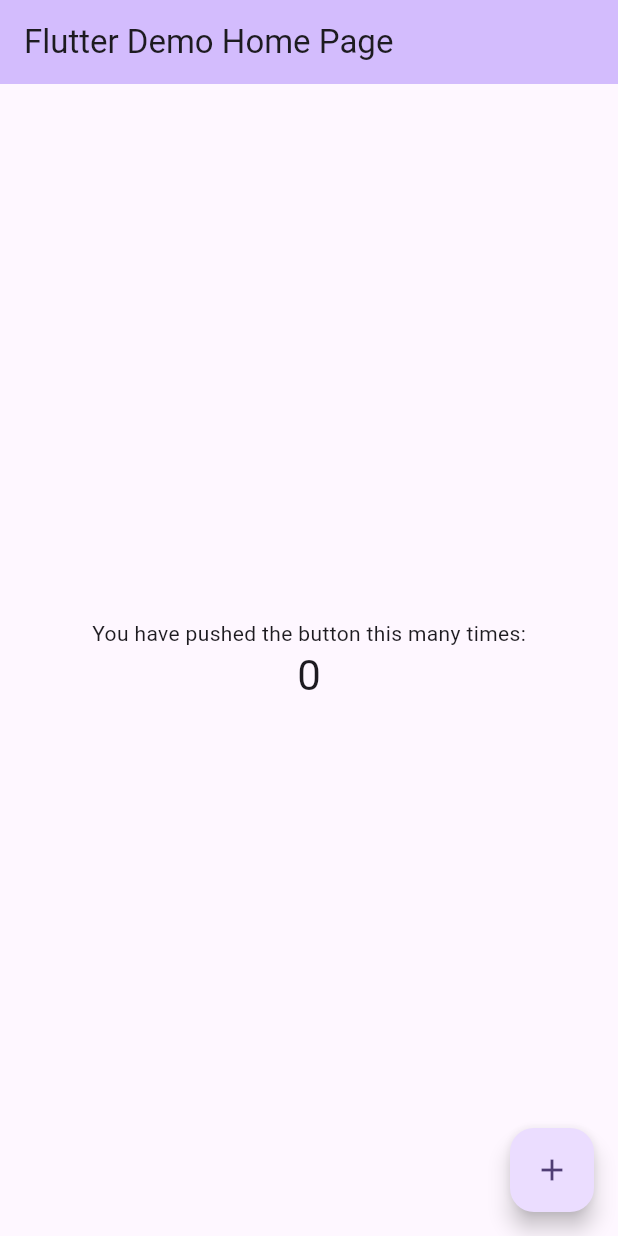
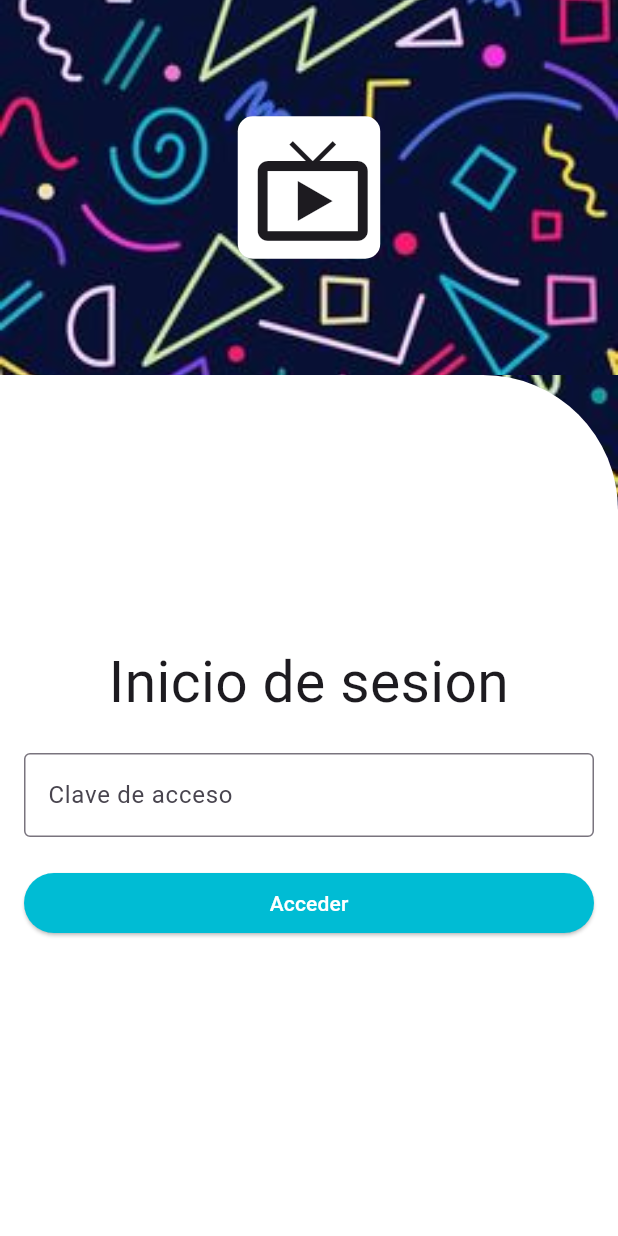
Before and after one commit to MIGU3TR0N/gigacable, a Flutter app: the screen it shows after launch, on a phone screen of 412 x 824 dp. Run offline on Flutter 3.47's test engine with Material 3 defaults, Android fonts, the phone set to English and light mode, and no system bars; our stand-ins replace sqflite; accounts and stored records are empty.

Commit message:
pantalla de login creada

```diff
--- /dev/null
+++ b/devtools_options.yaml
@@ -0,0 +1,3 @@
+description: This file stores settings for Dart & Flutter DevTools.
+documentation: https://docs.flutter.dev/tools/devtools/extensions#configure-extension-enablement-states
+extensions:
--- a/lib/database/gigacable_database.dart
+++ b/lib/database/gigacable_database.dart
@@ -53,6 +53,7 @@ class GigacableDatabase {
           CREATE TABLE empleado(
           id char(1) PRIMARY KEY,
           nombre VARCHAR(50),
+          clave VARCHAR(14),
           apellido VARCHAR(50),
           RFC VARCHAR(13),
           fecha_ingreso VARCHAR(10)
--- a/lib/main.dart
+++ b/lib/main.dart
@@ -1,4 +1,5 @@
 import 'package:flutter/material.dart';
+import 'package:gigacable/screens/login_screen.dart';
 
 void main() {
   runApp(const MyApp());
@@ -9,12 +10,11 @@ class MyApp extends StatelessWidget {
   @override
   Widget build(BuildContext context) {
     return MaterialApp(
-      title: 'Flutter Demo',
-      theme: ThemeData(
-        colorScheme: ColorScheme.fromSeed(seedColor: Colors.deepPurple),
-        useMaterial3: true,
-      ),
-      home: const MyHomePage(title: 'Flutter Demo Home Page'),
+      title: 'GigaCable',
+      debugShowCheckedModeBanner: false,
+      home: const LoginScreen(),
+      routes: {
+      },
     );
   }
 }
--- /dev/null
+++ b/lib/screens/login_screen.dart
@@ -0,0 +1,117 @@
+import 'package:flutter/material.dart';
+
+class LoginScreen extends StatefulWidget {
+  const LoginScreen({super.key});
+
+  @override
+  State<LoginScreen> createState() => _LoginScreenState();
+}
+
+class _LoginScreenState extends State<LoginScreen> {
+  final conPwd = TextEditingController();
+  final _formKey = GlobalKey<FormState>();
+  @override
+  Widget build(BuildContext context) {
+
+    return Scaffold(
+      backgroundColor: Colors.black,
+      appBar: AppBar(
+        //backgroundColor: Colors.black,
+        flexibleSpace: Container(
+          decoration: const BoxDecoration(
+            image: DecorationImage(
+              fit: BoxFit.cover,
+              image: AssetImage(
+                'assets/fondo.jpg',
+              ),
+            ),
+          ),
+        ),
+        toolbarHeight: 250,
+        title: Center(
+          child: Container(
+            padding: const EdgeInsets.all(10),
+            height: 95,
+            width: 95,
+            decoration: BoxDecoration(
+              color: Colors.white,
+              shape: BoxShape.rectangle,
+              borderRadius: BorderRadius.circular(10),
+            ),
+            child: Icon(Icons.live_tv, size: 80,),
+          ),
+        ),
+      ),
+      body: Container(
+        decoration: BoxDecoration(
+          image: DecorationImage(
+            fit: BoxFit.cover,
+            image: AssetImage(
+              'assets/fondo.jpg',
+            ),
+          ),
+        ),
+        child: Container(
+          decoration: BoxDecoration(
+            color: Colors.white,
+            borderRadius: BorderRadius.only(topRight: Radius.circular(90)),
+          ),
+          child: SafeArea(
+            child: Padding(
+              padding: const EdgeInsets.all(16),
+              child: Form(
+                key: _formKey,
+                child: Column(
+                  mainAxisAlignment: MainAxisAlignment.center,
+                  crossAxisAlignment: CrossAxisAlignment.stretch,
+                  children: [
+                    const Text(
+                      'Inicio de sesion',
+                      textAlign: TextAlign.center,
+                      style: TextStyle(
+                        fontSize: 38,
+                      ),
+                    ),
+                    const SizedBox(height: 20),
+
+                    TextFormField(
+                      decoration: const InputDecoration(
+                        labelText: 'Clave de acceso',
+                        border: OutlineInputBorder(),
+                      ),
+                      obscureText: true,
+                      controller: conPwd,
+                      validator: (value) {
+                        if (value == null || value.isEmpty || value != '123') {
+                          return 'Por favor ingrese la clave de acceso';
+                        }
+                        return null;
+                      },
+                    ),
+                    const SizedBox(height: 20),
+
+                    ElevatedButton(
+                      style: ElevatedButton.styleFrom(
+                        backgroundColor: Colors.cyan,
+                      ),
+                      onPressed: () {
+                        if (_formKey.currentState!.validate()) {
+                          // codigo para pantalla de inicio
+                        }
+                      },
+                      child: const Text(
+                        'Acceder',
+                        style: TextStyle(color: Colors.white),
+                      ),
+                    ),
+                    const SizedBox(height: 20),
+                  ],
+                ),
+              ),
+            ),
+          ),
+        ),
+      ),
+    );
+  }
+}
--- a/pubspec.yaml
+++ b/pubspec.yaml
@@ -63,7 +63,8 @@ flutter:
   uses-material-design: true
 
   # To add assets to your application, add an assets section, like this:
-  # assets:
+  assets:
+    - assets/
   #   - images/a_dot_burr.jpeg
   #   - images/a_dot_ham.jpeg
 
```
Also changed, not shown: assets/fondo.jpg (added), 1 other file.
